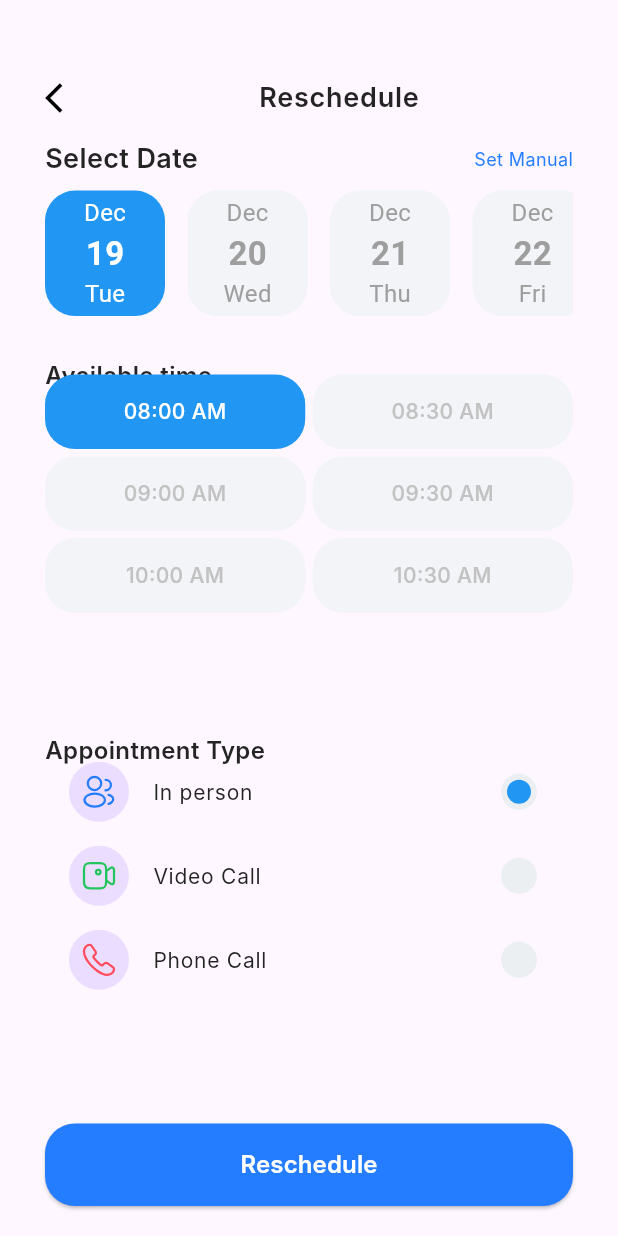
After one commit to mahmoudbakir2015/doc, a Flutter app: the Reschedule screen opened directly, on a phone screen of 412 x 824 dp. The commit adds this screen. Run offline on Flutter 3.47's test engine with Material 3 defaults, Android fonts, the phone set to English and light mode, and no system bars; our stand-ins replace flutter_svg, pinput; network calls fail; Roboto replaces fonts that are missing (Inter).

Commit message:
finish reschedule ui

```diff
--- a/lib/constant/assets.dart
+++ b/lib/constant/assets.dart
@@ -21,6 +21,9 @@ abstract class Assets {
   static const String diagnostic = 'assets/images/diagnostic.svg';
   static const String payment = 'assets/images/payment.svg';
   static const String personalCard = 'assets/images/personal_card.svg';
+  static const String person = 'assets/images/person.svg';
+  static const String phoneCall = 'assets/images/phone_call.svg';
+  static const String videoCall = 'assets/images/video_call.svg';
   static const List<String> flags = [
     'assets/images/england.svg',
     'assets/images/america.svg',
--- a/lib/presentation/calender/calender.dart
+++ b/lib/presentation/calender/calender.dart
@@ -5,6 +5,8 @@ import 'package:flutter/material.dart';
 import 'package:flutter_svg/flutter_svg.dart';
 
 import '../../widgets/custom_list_tile.dart';
+import '../../widgets/custom_space.dart';
+import '../reschedule/reschedule.dart';
 
 class CalenderView extends StatefulWidget {
   const CalenderView({super.key});
@@ -35,9 +37,7 @@ class _CalenderViewState extends State<CalenderView>
       child: Column(
         crossAxisAlignment: CrossAxisAlignment.start,
         children: [
-          const SizedBox(
-            height: 40,
-          ),
+          buildCustomSpace(context),
           CustomListTile(
             text: 'My Appointment',
             trailing: GestureDetector(
@@ -80,7 +80,13 @@ class _CalenderViewState extends State<CalenderView>
                       subDetails: 'General Medical Checkup',
                       date: 'Wed, 17 May | 08.30 AM',
                       onCancel: () {},
-                      onRechedule: () {},
+                      onRechedule: () {
+                        Navigator.of(context).push(
+                          MaterialPageRoute(
+                            builder: (context) => const Reschedule(),
+                          ),
+                        );
+                      },
                       chatTap: () {},
                     );
                   },
--- a/lib/presentation/home/home.dart
+++ b/lib/presentation/home/home.dart
@@ -26,7 +26,8 @@ class Home extends StatelessWidget {
           const SizedBox(
             height: 30,
           ),
-          buildTextTile(text: 'Doctor Speciality', onTap: () {}),
+          buildTextTile(
+              mainText: 'Doctor Speciality', onTap: () {}, subText: 'see All'),
           SizedBox(
             height: 100,
             child: ListView.separated(
@@ -47,7 +48,10 @@ class Home extends StatelessWidget {
           const SizedBox(
             height: 20,
           ),
-          buildTextTile(text: 'Recommendation Doctor', onTap: () {}),
+          buildTextTile(
+              mainText: 'Recommendation Doctor',
+              onTap: () {},
+              subText: 'see All'),
           Expanded(
             child: ListView.separated(
               physics: const NeverScrollableScrollPhysics(),
--- a/lib/presentation/message/message_page/messages_page.dart
+++ b/lib/presentation/message/message_page/messages_page.dart
@@ -5,6 +5,7 @@ import 'package:flutter_svg/flutter_svg.dart';
 import '../../../constant/style.dart';
 import '../../../widgets/custom_list_tile.dart';
 import '../../../widgets/custom_search_filter.dart';
+import '../../../widgets/custom_space.dart';
 
 // ignore: must_be_immutable
 class MessagesView extends StatelessWidget {
@@ -18,9 +19,7 @@ class MessagesView extends StatelessWidget {
       child: Column(
         crossAxisAlignment: CrossAxisAlignment.start,
         children: [
-          const SizedBox(
-            height: 40,
-          ),
+          buildCustomSpace(context),
           CustomListTile(
             text: 'Message',
             trailing: GestureDetector(
--- /dev/null
+++ b/lib/presentation/reschedule/items.dart
@@ -0,0 +1,139 @@
+// ignore_for_file: public_member_api_docs, sort_constructors_first
+// ignore_for_file: must_be_immutable
+
+import 'package:flutter/material.dart';
+import 'package:flutter_svg/flutter_svg.dart';
+
+import '../../constant/style.dart';
+
+Text buildBoldText({required String text}) {
+  return Text(
+    text,
+    style: const TextStyle(
+      color: Color(0xFF242424),
+      fontSize: 16,
+      fontFamily: 'Inter',
+      fontWeight: FontWeight.w600,
+      height: 0.09,
+    ),
+  );
+}
+
+class CustomChooseTile extends StatelessWidget {
+  final String text;
+  final String icon;
+  final int choose;
+  int active;
+  CustomChooseTile({
+    Key? key,
+    required this.text,
+    required this.icon,
+    this.active = 0,
+    required this.choose,
+  }) : super(key: key);
+
+  @override
+  Widget build(BuildContext context) {
+    return ListTile(
+      leading: CircleAvatar(
+        child: SvgPicture.asset(icon),
+      ),
+      title: Text(
+        text,
+        style: const TextStyle(
+          color: Color(0xFF242424),
+          fontSize: 14,
+          fontFamily: 'Inter',
+          fontWeight: FontWeight.w400,
+        ),
+      ),
+      trailing: CircleAvatar(
+        radius: 12,
+        backgroundColor: Colors.blueGrey[50],
+        child: active == choose
+            ? const CircleAvatar(
+                radius: 8,
+                backgroundColor: Colors.blue,
+              )
+            : null,
+      ),
+    );
+  }
+}
+
+Container buildAvailbleTime({
+  required int index,
+  required String text,
+  int choose = 0,
+}) {
+  return Container(
+    decoration: BoxDecoration(
+      borderRadius: BorderRadius.circular(Styles.borderRadius),
+      color: choose == index ? Colors.blue : const Color(0xFFF2F4F7),
+    ),
+    child: Center(
+      child: Text(
+        '$text AM',
+        textAlign: TextAlign.center,
+        style: TextStyle(
+          color: choose == index ? Colors.white : const Color(0xFFC2C2C2),
+          fontSize: 14,
+          fontFamily: 'Inter',
+          fontWeight: FontWeight.w500,
+        ),
+      ),
+    ),
+  );
+}
+
+Padding buildDate({
+  required int index,
+  required int currentDateSelectedIndex,
+  required List listOfMonths,
+  required List listOfDays,
+}) {
+  return Padding(
+    padding: const EdgeInsets.symmetric(vertical: 8.0),
+    child: Container(
+      width: 80,
+      alignment: Alignment.center,
+      decoration: BoxDecoration(
+          borderRadius: BorderRadius.circular(Styles.borderRadius),
+          color: currentDateSelectedIndex == index
+              ? Colors.blue
+              : const Color(0xFFF2F4F7)),
+      child: Column(
+        mainAxisAlignment: MainAxisAlignment.center,
+        children: [
+          Text(
+            listOfMonths[DateTime.now().add(Duration(days: index)).month - 1]
+                .toString(),
+            style: TextStyle(
+                fontSize: 16,
+                color: currentDateSelectedIndex == index
+                    ? Colors.white
+                    : Colors.grey),
+          ),
+          Text(
+            DateTime.now().add(Duration(days: index)).day.toString(),
+            style: TextStyle(
+                fontSize: 22,
+                fontWeight: FontWeight.w700,
+                color: currentDateSelectedIndex == index
+                    ? Colors.white
+                    : Colors.grey),
+          ),
+          Text(
+            listOfDays[DateTime.now().add(Duration(days: index)).weekday - 1]
+                .toString(),
+            style: TextStyle(
+                fontSize: 16,
+                color: currentDateSelectedIndex == index
+                    ? Colors.white
+                    : Colors.grey),
+          ),
+        ],
+      ),
+    ),
+  );
+}
--- /dev/null
+++ b/lib/presentation/reschedule/reschedule.dart
@@ -0,0 +1,187 @@
+import 'package:doc/constant/style.dart';
+import 'package:doc/presentation/reschedule/items.dart';
+import 'package:flutter/material.dart';
+
+import '../../constant/assets.dart';
+import '../../widgets/custom_list_tile.dart';
+import '../../widgets/custom_space.dart';
+import '../../widgets/custom_text_tile.dart';
+import '../../widgets/default_button.dart';
+
+class Reschedule extends StatefulWidget {
+  const Reschedule({super.key});
+
+  @override
+  State<Reschedule> createState() => _RescheduleState();
+}
+
+class _RescheduleState extends State<Reschedule> {
+  int currentDateSelectedIndex = 0;
+
+  int activeAppointment = 0;
+  int chooseTime = 0;
+  ScrollController scrollController = ScrollController();
+  DateTime selectedDate = DateTime.now();
+
+  List<String> listOfMonths = [
+    "Jan",
+    "Feb",
+    "Mar",
+    "Apr",
+    "May",
+    "Jun",
+    "Jul",
+    "Aug",
+    "Sep",
+    "Oct",
+    "Nov",
+    "Dec"
+  ];
+
+  List<String> listOfDays = ["Mon", "Tue", "Wed", "Thu", "Fri", "Sat", "Sun"];
+
+  List<Map<String, String>> appointmentType = [
+    {
+      'icon': Assets.person,
+      'text': 'In person',
+    },
+    {
+      'icon': Assets.videoCall,
+      'text': 'Video Call',
+    },
+    {
+      'icon': Assets.phoneCall,
+      'text': 'Phone Call',
+    },
+  ];
+  List availableTime = [
+    '08:00',
+    '08:30',
+    '09:00',
+    '09:30',
+    '10:00',
+    '10:30',
+  ];
+  @override
+  Widget build(BuildContext context) {
+    return Scaffold(
+      body: Padding(
+        padding: const EdgeInsets.symmetric(horizontal: Styles.appPadding),
+        child: Column(
+          crossAxisAlignment: CrossAxisAlignment.start,
+          children: [
+            buildCustomSpace(context),
+            CustomListTile(
+              text: 'Reschedule',
+            ),
+            buildTextTile(
+              mainText: 'Select Date',
+              subText: 'Set Manual',
+              onTap: () {
+                setState(() {
+                  currentDateSelectedIndex = 0;
+                  activeAppointment = 0;
+                  chooseTime = 0;
+                });
+              },
+            ),
+            Expanded(
+              flex: 2,
+              child: ListView.separated(
+                separatorBuilder: (BuildContext context, int index) {
+                  return const SizedBox(width: 15);
+                },
+                itemCount: 365,
+                controller: scrollController,
+                scrollDirection: Axis.horizontal,
+                itemBuilder: (BuildContext context, int index) {
+                  return InkWell(
+                    onTap: () {
+                      setState(() {
+                        currentDateSelectedIndex = index;
+                        selectedDate =
+                            DateTime.now().add(Duration(days: index));
+                      });
+                    },
+                    child: buildDate(
+                      index: index,
+                      currentDateSelectedIndex: currentDateSelectedIndex,
+                      listOfMonths: listOfMonths,
+                      listOfDays: listOfDays,
+                    ),
+                  );
+                },
+              ),
+            ),
+            Padding(
+              padding: const EdgeInsets.only(top: Styles.appPadding),
+              child: buildBoldText(text: 'Available time'),
+            ),
+            Expanded(
+              flex: 5,
+              child: GridView.builder(
+                physics: const NeverScrollableScrollPhysics(),
+                gridDelegate: const SliverGridDelegateWithFixedCrossAxisCount(
+                  crossAxisCount: 2,
+                  childAspectRatio: 3.5,
+                  crossAxisSpacing: 5,
+                  mainAxisSpacing: 5,
+                ),
+                itemBuilder: (_, index) => GestureDetector(
+                  onTap: () {
+                    setState(() {});
+                    chooseTime = index;
+                  },
+                  child: buildAvailbleTime(
+                    index: index,
+                    choose: chooseTime,
+                    text: availableTime[index],
+                  ),
+                ),
+                itemCount: availableTime.length,
+              ),
+            ),
+            buildBoldText(text: 'Appointment Type'),
+            Expanded(
+              flex: 5,
+              child: ListView.builder(
+                physics: const NeverScrollableScrollPhysics(),
+                itemBuilder: (ctx, index) {
+                  return GestureDetector(
+                    onTap: () {
+                      setState(() {});
+                      activeAppointment = index;
+                    },
+                    child: CustomChooseTile(
+                      icon: appointmentType[index]['icon'].toString(),
+                      text: appointmentType[index]['text'].toString(),
+                      choose: index,
+                      active: activeAppointment,
+                    ),
+                  );
+                },
+                itemCount: appointmentType.length,
+              ),
+            ),
+            DefaultButton(
+              onPressed: () {
+                print(
+                  {
+                    'date': selectedDate,
+                    'available Time': availableTime[chooseTime],
+                    'Appointment Type': appointmentType[activeAppointment]
+                        ['text'],
+                  },
+                );
+              },
+              text: 'Reschedule',
+            ),
+            const SizedBox(
+              height: 20,
+            ),
+          ],
+        ),
+      ),
+    );
+  }
+}
--- a/lib/presentation/search/search.dart
+++ b/lib/presentation/search/search.dart
@@ -40,12 +40,12 @@ class _SearchViewState extends State<SearchView> {
               height: MediaQuery.of(context).size.width * 0.09,
             ),
             buildTextTile(
-              text: 'Recent Search',
-              isSearch: true,
+              mainText: 'Recent Search',
               onTap: () {
                 widget.itemCount = 0;
                 setState(() {});
               },
+              subText: 'Clear All History',
             ),
             SizedBox(
               height: MediaQuery.of(context).size.width * 0.01,
--- /dev/null
+++ b/lib/widgets/custom_space.dart
@@ -0,0 +1,7 @@
+import 'package:flutter/material.dart';
+
+SizedBox buildCustomSpace(BuildContext context) {
+  return SizedBox(
+    height: MediaQuery.of(context).size.width * 0.09,
+  );
+}
--- a/lib/widgets/custom_text_tile.dart
+++ b/lib/widgets/custom_text_tile.dart
@@ -1,14 +1,15 @@
 import 'package:flutter/material.dart';
 
-Row buildTextTile(
-    {required String text,
-    required void Function()? onTap,
-    bool isSearch = false}) {
+Row buildTextTile({
+  required String mainText,
+  required String subText,
+  required void Function()? onTap,
+}) {
   return Row(
     mainAxisAlignment: MainAxisAlignment.spaceBetween,
     children: [
       Text(
-        text,
+        mainText,
         style: const TextStyle(
           color: Color(0xFF242424),
           fontSize: 18,
@@ -19,7 +20,7 @@ Row buildTextTile(
       GestureDetector(
         onTap: onTap,
         child: Text(
-          !isSearch ? 'See All' : 'Clear All History',
+          subText,
           textAlign: TextAlign.right,
           style: const TextStyle(
             color: Color(0xFF247CFF),
```
Also changed, not shown: assets/images/person.svg (added), assets/images/phone_call.svg (added), assets/images/video_call.svg (added).
